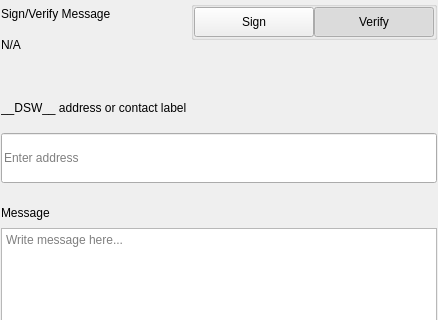
Before: the Qt Designer form src/qt/pivx/settings/forms/settingssignmessagewidgets.ui in decenomy/DSW, drawn with Qt 5; both pictures show x 0 to 438 and y 0 to 320 of the 438 by 579 pixel window.
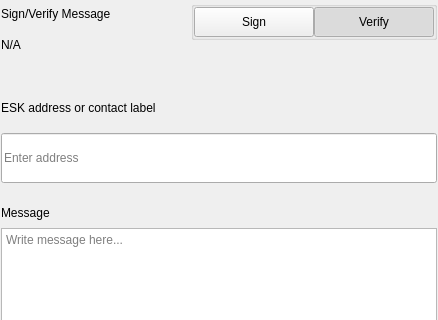
After: the same form once the commit is applied.

What changed in the file:
```diff
--- a/src/qt/pivx/settings/forms/settingssignmessagewidgets.ui
+++ b/src/qt/pivx/settings/forms/settingssignmessagewidgets.ui
@@ -276,7 +276,7 @@
                </size>
               </property>
               <property name="text">
-               <string>__DSW__ address or contact label</string>
+               <string>ESK address or contact label</string>
               </property>
              </widget>
             </item>
```
